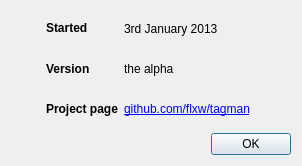
flxw/qtagsort, file authordialog.ui: the form before one commit.
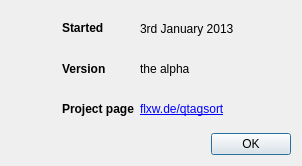
The form after the commit.

Commit message:
Add include guards for compiling on windows
Also update the project page...

The edit to the form file:
```diff
--- a/authordialog.ui
+++ b/authordialog.ui
@@ -68,7 +68,7 @@
    <item row="4" column="2">
     <widget class="QLabel" name="label_8">
      <property name="text">
-      <string>&lt;html&gt;&lt;head/&gt;&lt;body&gt;&lt;p&gt;&lt;a href=&quot;http://www.flxw.de/qtagsort&quot;&gt;&lt;span style=&quot; text-decoration: underline; color:#0000ff;&quot;&gt;github.com/flxw/tagman&lt;/span&gt;&lt;/a&gt;&lt;/p&gt;&lt;/body&gt;&lt;/html&gt;</string>
+      <string>&lt;html&gt;&lt;head/&gt;&lt;body&gt;&lt;p&gt;&lt;a href=&quot;http://www.flxw.de/qtagsort&quot;&gt;&lt;span style=&quot; text-decoration: underline; color:#0000ff;&quot;&gt;flxw.de/qtagsort&lt;/span&gt;&lt;/a&gt;&lt;/p&gt;&lt;/body&gt;&lt;/html&gt;</string>
      </property>
     </widget>
    </item>
```
The commit also changes 2 other files.
